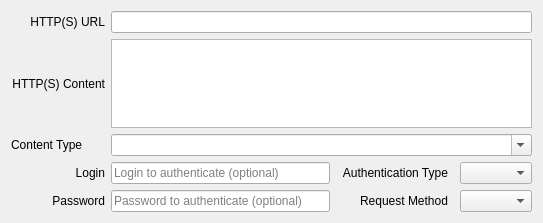
networkoptix/nx_open, file vms/client/nx_vms_client_desktop/src/ui/widgets/business/exec_http_request_action_widget.ui: the form before one commit.
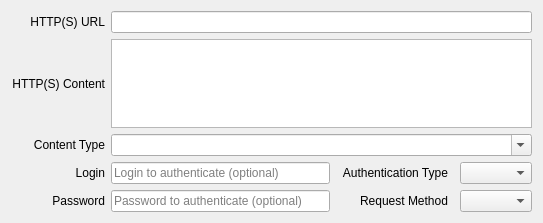
The form after the commit.

Commit message: VMS-54532: Fix incorrect text alignment

```diff
--- a/vms/client/nx_vms_client_desktop/src/ui/widgets/business/exec_http_request_action_widget.ui
+++ b/vms/client/nx_vms_client_desktop/src/ui/widgets/business/exec_http_request_action_widget.ui
@@ -49,17 +49,11 @@
    </item>
    <item row="2" column="0">
     <widget class="QLabel" name="contentTypeLabel">
-     <property name="maximumSize">
-      <size>
-       <width>16777215</width>
-       <height>16777215</height>
-      </size>
-     </property>
      <property name="text">
       <string>Content Type</string>
      </property>
-     <property name="wordWrap">
-      <bool>false</bool>
+     <property name="alignment">
+      <set>Qt::AlignRight|Qt::AlignTrailing|Qt::AlignVCenter</set>
      </property>
     </widget>
    </item>
```
